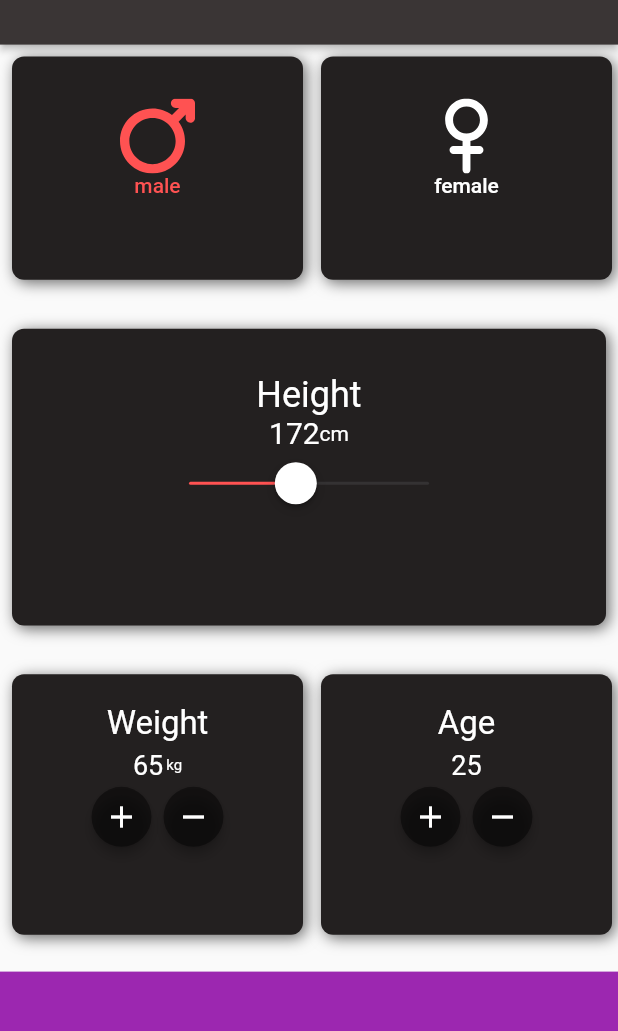
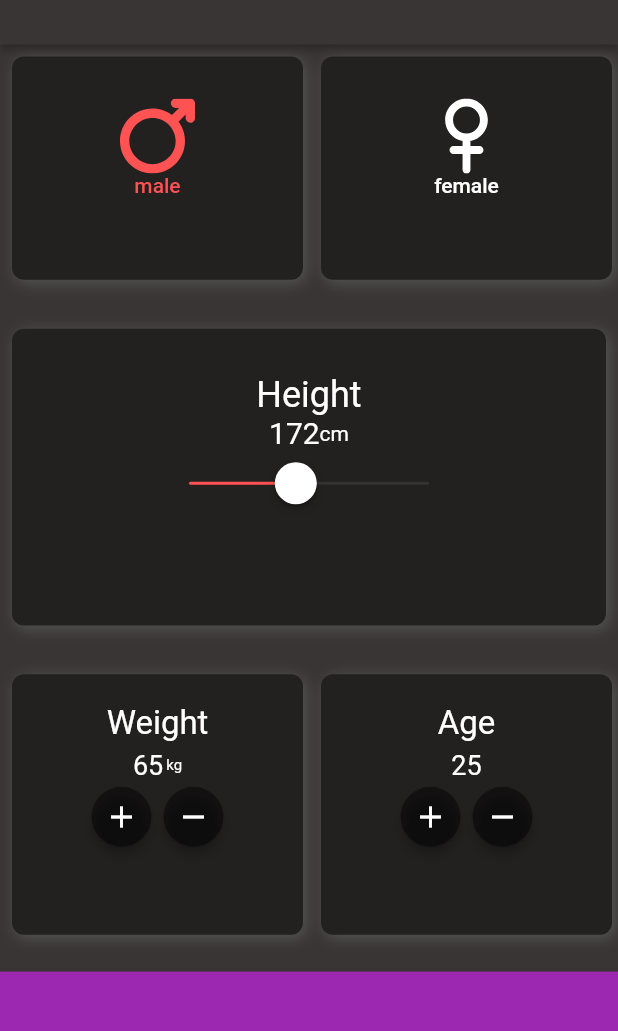
Before and after one commit to Parsa-jay/bmi_calculator, a Flutter app: the screen it shows after launch, after a tap on "male", on a phone screen of 412 x 824 dp, the part 79-1110 px from its top. Run offline on Flutter 3.47's test engine with Material 2 defaults, Android fonts, the phone set to English and light mode, and no system bars; our stand-ins replace flutter_svg.

Commit message:
changed background color and put colors in app decoration

```diff
--- a/lib/age_and_weight.dart
+++ b/lib/age_and_weight.dart
@@ -1,4 +1,5 @@
 import 'package:flutter/material.dart';
+import 'app_decoration.dart';
 
 class AgeAndWeight extends StatefulWidget {
   const AgeAndWeight({super.key});
@@ -19,16 +20,7 @@ class _AgeAndWeightState extends State<AgeAndWeight> {
         Flexible(
           fit: FlexFit.tight,
           child: Container(
-            decoration: const BoxDecoration(
-                color: Color.fromRGBO(35, 32, 32, 1),
-                borderRadius: BorderRadius.all(Radius.circular(8.0)),
-                boxShadow: <BoxShadow>[
-                  BoxShadow(
-                    color: Color.fromRGBO(88, 88, 88, 0.9),
-                    offset: Offset(2, 2),
-                    blurRadius: 8,
-                  )
-                ]),
+            decoration: AppDecoration.rowDecoration,
             margin: const EdgeInsets.fromLTRB(8, 8, 4, 8),
             padding: const EdgeInsets.all(20),
             child: Column(children: [
@@ -99,16 +91,7 @@ class _AgeAndWeightState extends State<AgeAndWeight> {
         Flexible(
           fit: FlexFit.tight,
           child: Container(
-            decoration: const BoxDecoration(
-                color: Color.fromRGBO(35, 32, 32, 1),
-                borderRadius: BorderRadius.all(Radius.circular(8.0)),
-                boxShadow: <BoxShadow>[
-                  BoxShadow(
-                    color: Color.fromRGBO(88, 88, 88, 0.9),
-                    offset: Offset(2, 2),
-                    blurRadius: 8,
-                  )
-                ]),
+            decoration: AppDecoration.rowDecoration,
             margin: const EdgeInsets.fromLTRB(8, 8, 4, 8),
             padding: const EdgeInsets.all(20),
             child: Column(children: [
--- a/lib/app_decoration.dart
+++ b/lib/app_decoration.dart
@@ -1,10 +1,15 @@
 import 'package:flutter/material.dart';
 
 class AppDecoration {
-  static BoxDecoration get rowDecoration => const BoxDecoration(
-          color: Color.fromRGBO(35, 32, 32, 1),
-          borderRadius: BorderRadius.all(Radius.circular(8.0)),
-          boxShadow: <BoxShadow>[
+  static Color mainColor = const Color.fromRGBO(58, 53, 53, 1);
+  static Color secondColor = const Color.fromRGBO(35, 32, 32, 1);
+  static Color buttonColor = Colors.white;
+  static Color activeColor = Colors.redAccent;
+
+  static BoxDecoration get rowDecoration => BoxDecoration(
+          color: secondColor,
+          borderRadius: const BorderRadius.all(Radius.circular(8.0)),
+          boxShadow: const <BoxShadow>[
             BoxShadow(
               color: Color.fromRGBO(88, 88, 88, 0.9),
               offset: Offset(2, 2),
--- a/lib/height.dart
+++ b/lib/height.dart
@@ -1,5 +1,6 @@
 import 'package:flutter/cupertino.dart';
 import 'package:flutter/material.dart';
+import 'app_decoration.dart';
 
 /* this widget take users height with using a CupertinoSlider. min height is 120
 and max height is 240 */
@@ -38,7 +39,7 @@ class _HeightSliderState extends State<HeightSlider> {
                 });
               },
               value: HeightSlider.usersHeightValue,
-              activeColor: Colors.redAccent,
+              activeColor: AppDecoration.activeColor,
               min: 120,
               max: 240,
               divisions: 120,
--- a/lib/main.dart
+++ b/lib/main.dart
@@ -1,5 +1,6 @@
 import 'package:flutter/material.dart';
 import 'body.dart';
+import 'app_decoration.dart';
 
 void main() {
   runApp(const MyApp());
@@ -14,11 +15,12 @@ class MyApp extends StatelessWidget {
         debugShowCheckedModeBanner: false,
         home: Builder(builder: (context) {
           return Scaffold(
+            backgroundColor: AppDecoration.mainColor,
             appBar: AppBar(
               title: const Text('BMI CALCULATOR'),
               toolbarHeight: MediaQuery.of(context).size.height * 0.1,
               centerTitle: true,
-              backgroundColor: const Color.fromRGBO(58, 53, 53, 1),
+              backgroundColor: AppDecoration.mainColor,
               elevation: 2,
             ),
             body: const Body(),
--- a/lib/sex-selection.dart
+++ b/lib/sex-selection.dart
@@ -12,10 +12,8 @@ class SexSelection extends StatefulWidget {
 }
 
 class _SexSelectionState extends State<SexSelection> {
-  Color maleButtonColor = Colors.redAccent;
-  Color femaleButtonColor = Colors.white;
-  final Color sexButtonDefultColor = Colors.white;
-  final Color onPressedColor = Colors.redAccent;
+  Color maleButtonColor = AppDecoration.activeColor;
+  Color femaleButtonColor = AppDecoration.buttonColor;
 
   @override
   Widget build(BuildContext context) {
@@ -32,8 +30,8 @@ class _SexSelectionState extends State<SexSelection> {
               onPressed: () {
                 //button colors turns red, user sex change to male
                 setState(() {
-                  maleButtonColor = onPressedColor;
-                  femaleButtonColor = sexButtonDefultColor;
+                  maleButtonColor = AppDecoration.activeColor;
+                  femaleButtonColor = AppDecoration.buttonColor;
                   SexSelection.userSex = 'male';
                 });
               },
@@ -72,8 +70,8 @@ class _SexSelectionState extends State<SexSelection> {
               onPressed: () {
                 //button colors turns red, user sex change to female
                 setState(() {
-                  femaleButtonColor = onPressedColor;
-                  maleButtonColor = sexButtonDefultColor;
+                  femaleButtonColor = AppDecoration.activeColor;
+                  maleButtonColor = AppDecoration.buttonColor;
                   SexSelection.userSex = 'female';
                 });
               },
```
